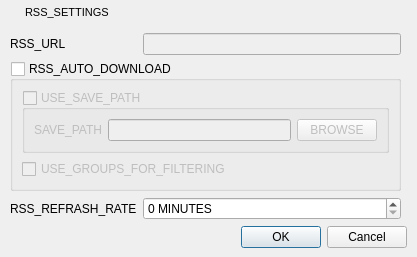
First picture: the form in src/RssFeedSettingsDialog.ui, repository CuteTorrent/CuteTorrent, before the edit.
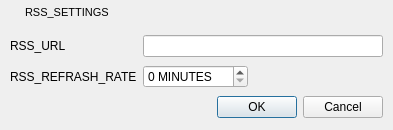
Second picture: the form after the edit. Icons and pictures are not drawn.

Patch:
```diff
--- a/src/RssFeedSettingsDialog.ui
+++ b/src/RssFeedSettingsDialog.ui
@@ -1,13 +1,13 @@
 <?xml version="1.0" encoding="UTF-8"?>
 <ui version="4.0">
  <class>RssSettings</class>
- <widget class="QWidget" name="RssSettings">
+ <widget class="QDialog" name="RssSettings">
   <property name="geometry">
    <rect>
     <x>0</x>
     <y>0</y>
-    <width>417</width>
-    <height>235</height>
+    <width>393</width>
+    <height>130</height>
    </rect>
   </property>
   <property name="windowTitle">
@@ -150,95 +150,14 @@
    <item>
     <widget class="QWidget" name="m_centralWidget" native="true">
      <layout class="QGridLayout" name="gridLayout">
-      <item row="4" column="0" colspan="3">
+      <item row="3" column="0" colspan="3">
        <widget class="QDialogButtonBox" name="buttonBox">
         <property name="standardButtons">
          <set>QDialogButtonBox::Cancel|QDialogButtonBox::Ok</set>
         </property>
        </widget>
       </item>
-      <item row="0" column="1">
-       <widget class="QLineEdit" name="m_pRssUrlEdit">
-        <property name="enabled">
-         <bool>false</bool>
-        </property>
-       </widget>
-      </item>
-      <item row="1" column="0" colspan="2">
-       <widget class="QGroupBox" name="m_pRssAutoDownloadGroupBox">
-        <property name="title">
-         <string>RSS_AUTO_DOWNLOAD</string>
-        </property>
-        <property name="checkable">
-         <bool>true</bool>
-        </property>
-        <property name="checked">
-         <bool>false</bool>
-        </property>
-        <layout class="QGridLayout" name="gridLayout_2">
-         <item row="1" column="0" colspan="2">
-          <widget class="QCheckBox" name="m_pUseGroupsCheckBox">
-           <property name="text">
-            <string>USE_GROUPS_FOR_FILTERING</string>
-           </property>
-          </widget>
-         </item>
-         <item row="0" column="0" colspan="2">
-          <widget class="QGroupBox" name="m_pUseSavePathGroupBox">
-           <property name="sizePolicy">
-            <sizepolicy hsizetype="Minimum" vsizetype="Minimum">
-             <horstretch>0</horstretch>
-             <verstretch>0</verstretch>
-            </sizepolicy>
-           </property>
-           <property name="title">
-            <string>USE_SAVE_PATH</string>
-           </property>
-           <property name="checkable">
-            <bool>true</bool>
-           </property>
-           <property name="checked">
-            <bool>false</bool>
-           </property>
-           <layout class="QGridLayout" name="gridLayout_3">
-            <item row="0" column="0">
-             <widget class="QLabel" name="label_2">
-              <property name="text">
-               <string>SAVE_PATH</string>
-              </property>
-             </widget>
-            </item>
-            <item row="0" column="1">
-             <widget class="QLineEdit" name="m_pSavePathEdit"/>
-            </item>
-            <item row="0" column="2">
-             <widget class="QPushButton" name="m_pBrowseButton">
-              <property name="text">
-               <string>BROWSE</string>
-              </property>
-             </widget>
-            </item>
-           </layout>
-          </widget>
-         </item>
-        </layout>
-       </widget>
-      </item>
-      <item row="0" column="0">
-       <widget class="QLabel" name="label">
-        <property name="text">
-         <string>RSS_URL</string>
-        </property>
-       </widget>
-      </item>
-      <item row="2" column="0">
-       <widget class="QLabel" name="label_3">
-        <property name="text">
-         <string>RSS_REFRASH_RATE</string>
-        </property>
-       </widget>
-      </item>
-      <item row="2" column="1">
+      <item row="1" column="1">
        <widget class="QSpinBox" name="m_pRefreshRateSpinBox">
         <property name="suffix">
          <string> MINUTES</string>
@@ -248,6 +167,40 @@
         </property>
        </widget>
       </item>
+      <item row="0" column="0">
+       <widget class="QLabel" name="label">
+        <property name="text">
+         <string>RSS_URL</string>
+        </property>
+       </widget>
+      </item>
+      <item row="1" column="0">
+       <widget class="QLabel" name="label_3">
+        <property name="text">
+         <string>RSS_REFRASH_RATE</string>
+        </property>
+       </widget>
+      </item>
+      <item row="1" column="2">
+       <spacer name="horizontalSpacer">
+        <property name="orientation">
+         <enum>Qt::Horizontal</enum>
+        </property>
+        <property name="sizeHint" stdset="0">
+         <size>
+          <width>40</width>
+          <height>20</height>
+         </size>
+        </property>
+       </spacer>
+      </item>
+      <item row="0" column="1" colspan="2">
+       <widget class="QLineEdit" name="m_pRssUrlEdit">
+        <property name="readOnly">
+         <bool>true</bool>
+        </property>
+       </widget>
+      </item>
      </layout>
     </widget>
    </item>
```
Left out of the diff: 41 changed lines with no effect on the pictures.
